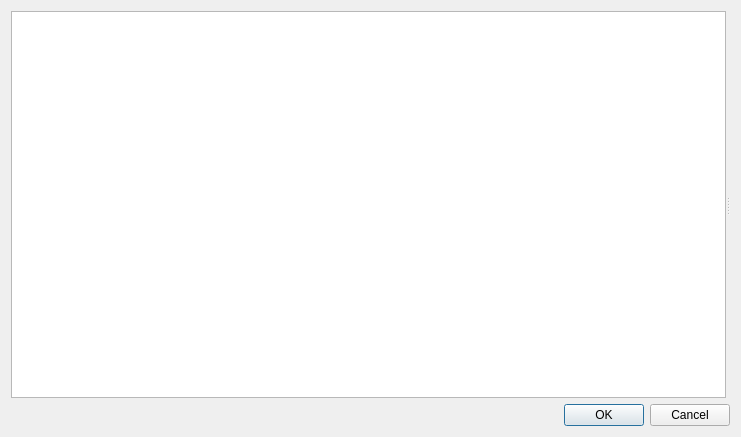
Above: settingsui/csettingsdialog.ui from VioletGiraffe/qtutils before the change. Below: the same form after it.
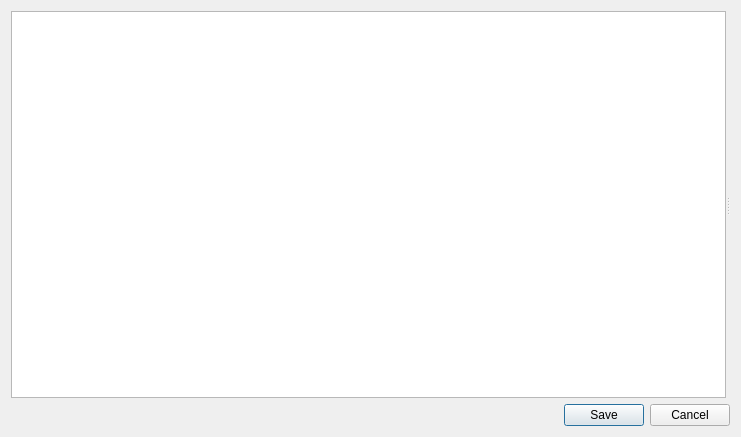
That is the form after the change.

Commit message: Minor settings adjustments

What changed in the file:
```diff
--- a/settingsui/csettingsdialog.ui
+++ b/settingsui/csettingsdialog.ui
@@ -35,7 +35,7 @@
       <enum>Qt::Horizontal</enum>
      </property>
      <property name="standardButtons">
-      <set>QDialogButtonBox::Cancel|QDialogButtonBox::Ok</set>
+      <set>QDialogButtonBox::Cancel|QDialogButtonBox::Save</set>
      </property>
     </widget>
    </item>
```
The commit also changes 2 other files.
